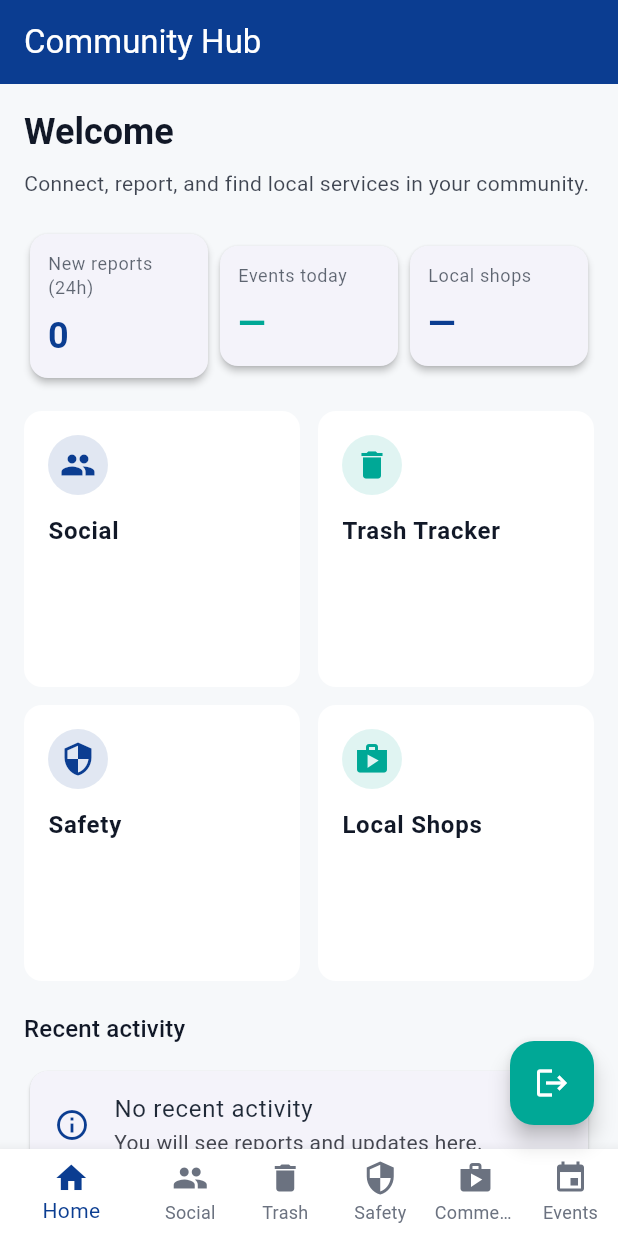
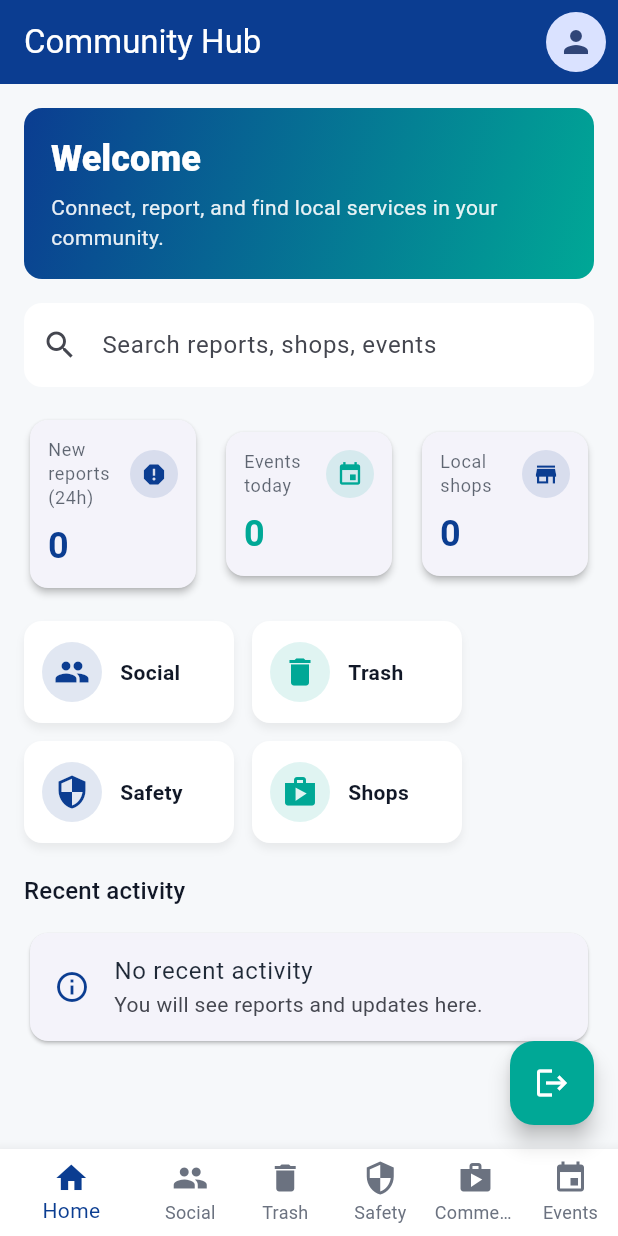
Before and after one commit to Thand0Mthethwa/Community-Development-App, a Flutter app: the screen it shows once a user with an empty profile is signed in, on a phone screen of 412 x 824 dp. Run offline on Flutter 3.47's test engine with Material 3 defaults, Android fonts, the phone set to English and light mode, and no system bars; our stand-ins replace cloud_firestore, firebase_auth, firebase_core; accounts and stored records are empty.

Commit message:
home kpi card fixed

```diff
--- a/comchat/lib/homepage.dart
+++ b/comchat/lib/homepage.dart
@@ -2,6 +2,8 @@ import 'package:flutter/material.dart';
 import 'package:comchat/navigation_service.dart';
 import 'package:comchat/FirestoreService.dart';
 import 'package:comchat/repositories/report_repository.dart';
+import 'package:comchat/repositories/event_repository.dart';
+import 'package:comchat/repositories/shop_repository.dart';
 import 'package:comchat/models/crime_report.dart';
 
 class Homepage extends StatelessWidget {
@@ -11,10 +13,22 @@ class Homepage extends StatelessWidget {
   Widget build(BuildContext context) {
     final theme = Theme.of(context);
   final repo = ReportRepository(FirestoreService());
+  final eventRepo = EventRepository();
+  final shopRepo = ShopRepository();
     return Scaffold(
       appBar: AppBar(
         title: Text('Community Hub'),
         elevation: 0,
+        actions: [
+          IconButton(
+            tooltip: 'Profile',
+            onPressed: () {
+              // profile action (expand later)
+              ScaffoldMessenger.of(context).showSnackBar(const SnackBar(content: Text('Profile tapped')));
+            },
+            icon: const CircleAvatar(child: Icon(Icons.person)),
+          ),
+        ],
       ),
       body: SafeArea(
         child: SingleChildScrollView(
@@ -22,43 +36,106 @@ class Homepage extends StatelessWidget {
           child: Column(
             crossAxisAlignment: CrossAxisAlignment.start,
             children: [
+              // Hero banner with brand gradient
+              Container(
+                width: double.infinity,
+                padding: const EdgeInsets.all(18),
+                decoration: BoxDecoration(
+                  gradient: LinearGradient(
+                    colors: [theme.colorScheme.primary, theme.colorScheme.secondary],
+                    begin: Alignment.topLeft,
+                    end: Alignment.bottomRight,
+                  ),
+                  borderRadius: BorderRadius.circular(12),
+                ),
+                child: Column(
+                  crossAxisAlignment: CrossAxisAlignment.start,
+                  children: [
                     Text(
                       'Welcome',
                       style: theme.textTheme.headlineSmall?.copyWith(
-                  fontWeight: FontWeight.w700,
+                        color: theme.colorScheme.onPrimary,
+                        fontWeight: FontWeight.w800,
                       ),
                     ),
-              const SizedBox(height: 8),
+                    const SizedBox(height: 6),
                     Text(
                       'Connect, report, and find local services in your community.',
                       style: theme.textTheme.bodyMedium?.copyWith(
-                  color: theme.colorScheme.onBackground.withOpacity(0.8),
+                        color: theme.colorScheme.onPrimary.withOpacity(0.9),
                       ),
                     ),
-              const SizedBox(height: 20),
+                  ],
+                ),
+              ),
+
+              const SizedBox(height: 16),
+
+              // Search field
+              TextField(
+                decoration: InputDecoration(
+                  hintText: 'Search reports, shops, events',
+                  prefixIcon: const Icon(Icons.search),
+                  filled: true,
+                  fillColor: theme.colorScheme.surface,
+                  border: OutlineInputBorder(
+                    borderRadius: BorderRadius.circular(12),
+                    borderSide: BorderSide.none,
+                  ),
+                ),
+                textInputAction: TextInputAction.search,
+                onSubmitted: (q) {
+                  ScaffoldMessenger.of(context).showSnackBar(SnackBar(content: Text('Search: $q')));
+                },
+              ),
+
+              const SizedBox(height: 18),
 
               // KPI cards
+              // KPI cards (responsive)
               StreamBuilder<int>(
                 stream: repo.watchReportCountSince(const Duration(days: 1)),
                 builder: (context, snapshot) {
                   final newReports = snapshot.data ?? 0;
                   return Row(
-                    mainAxisAlignment: MainAxisAlignment.spaceBetween,
                     children: [
-                      _KpiCard(
+                      Expanded(
+                        child: _KpiCard(
+                          icon: Icons.report,
                           label: 'New reports (24h)',
                           value: newReports.toString(),
                           color: theme.colorScheme.primary,
                         ),
-                      _KpiCard(
+                      ),
+                      const SizedBox(width: 12),
+                      Expanded(
+                        child: StreamBuilder<int>(
+                          stream: eventRepo.watchEventCountSince(const Duration(days: 1)),
+                          builder: (context, evSnap) {
+                            final eventsToday = evSnap.data ?? 0;
+                            return _KpiCard(
+                              icon: Icons.event,
                               label: 'Events today',
-                        value: '—',
+                              value: eventsToday.toString(),
                               color: theme.colorScheme.secondary,
+                            );
+                          },
                         ),
-                      _KpiCard(
+                      ),
+                      const SizedBox(width: 12),
+                      Expanded(
+                        child: StreamBuilder<int>(
+                          stream: shopRepo.watchShopCountSince(const Duration(days: 365 * 10)),
+                          builder: (context, sSnap) {
+                            final shops = sSnap.data ?? 0;
+                            return _KpiCard(
+                              icon: Icons.store,
                               label: 'Local shops',
-                        value: '—',
+                              value: shops.toString(),
                               color: theme.colorScheme.primary,
+                            );
+                          },
+                        ),
                       ),
                     ],
                   );
@@ -67,35 +144,32 @@ class Homepage extends StatelessWidget {
 
               const SizedBox(height: 18),
 
-              // Quick actions grid
-              GridView.count(
-                crossAxisCount: 2,
-                shrinkWrap: true,
-                physics: const NeverScrollableScrollPhysics(),
-                mainAxisSpacing: 12,
-                crossAxisSpacing: 12,
+              // Quick actions as compact CTA buttons
+              Wrap(
+                spacing: 12,
+                runSpacing: 12,
                 children: [
-                  _ActionCard(
+                  _CtaButton(
                     icon: Icons.people,
                     label: 'Social',
                     color: theme.colorScheme.primary,
                     onTap: () => _navigateTo(context, 1),
                   ),
-                  _ActionCard(
+                  _CtaButton(
                     icon: Icons.delete,
-                    label: 'Trash Tracker',
+                    label: 'Trash',
                     color: theme.colorScheme.secondary,
                     onTap: () => _navigateTo(context, 2),
                   ),
-                  _ActionCard(
+                  _CtaButton(
                     icon: Icons.security,
                     label: 'Safety',
                     color: theme.colorScheme.primary,
                     onTap: () => _navigateTo(context, 3),
                   ),
-                  _ActionCard(
+                  _CtaButton(
                     icon: Icons.shop,
-                    label: 'Local Shops',
+                    label: 'Shops',
                     color: theme.colorScheme.secondary,
                     onTap: () => _navigateTo(context, 4),
                   ),
@@ -158,13 +232,13 @@ class Homepage extends StatelessWidget {
   }
 }
 
-class _ActionCard extends StatelessWidget {
+class _CtaButton extends StatefulWidget {
   final IconData icon;
   final String label;
   final Color color;
   final VoidCallback onTap;
 
-  const _ActionCard({
+  const _CtaButton({
     required this.icon,
     required this.label,
     required this.color,
@@ -172,29 +246,70 @@ class _ActionCard extends StatelessWidget {
   });
 
   @override
+  State<_CtaButton> createState() => _CtaButtonState();
+}
+
+class _CtaButtonState extends State<_CtaButton> {
+  bool _pressed = false;
+
+  void _handleTapDown(TapDownDetails details) {
+    setState(() => _pressed = true);
+  }
+
+  void _handleTapUp(TapUpDetails details) {
+    setState(() => _pressed = false);
+  }
+
+  void _handleTapCancel() {
+    setState(() => _pressed = false);
+  }
+
+  @override
   Widget build(BuildContext context) {
     final theme = Theme.of(context);
-    return Material(
+    return SizedBox(
+      width: 140,
+      child: GestureDetector(
+        onTap: widget.onTap,
+        onTapDown: _handleTapDown,
+        onTapUp: _handleTapUp,
+        onTapCancel: _handleTapCancel,
+        child: AnimatedScale(
+          scale: _pressed ? 0.96 : 1.0,
+          duration: const Duration(milliseconds: 120),
+          curve: Curves.easeOut,
+          child: AnimatedContainer(
+            duration: const Duration(milliseconds: 120),
+            curve: Curves.easeOut,
+            decoration: BoxDecoration(
               color: theme.colorScheme.surface,
               borderRadius: BorderRadius.circular(12),
-      child: InkWell(
-        borderRadius: BorderRadius.circular(12),
-        onTap: onTap,
+              boxShadow: [
+                BoxShadow(
+                  color: Colors.black.withOpacity(_pressed ? 0.14 : 0.06),
+                  blurRadius: _pressed ? 10 : 4,
+                  offset: const Offset(0, 4),
+                ),
+              ],
+            ),
+            child: Material(
+              color: Colors.transparent,
               child: Padding(
-          padding: const EdgeInsets.all(16.0),
-          child: Column(
-            crossAxisAlignment: CrossAxisAlignment.start,
+                padding: const EdgeInsets.symmetric(vertical: 14.0, horizontal: 12.0),
+                child: Row(
                   children: [
                     CircleAvatar(
-                backgroundColor: color.withOpacity(0.12),
-                child: Icon(icon, color: color),
+                      backgroundColor: widget.color.withOpacity(0.12),
+                      child: Icon(widget.icon, color: widget.color),
                     ),
-              const SizedBox(height: 12),
-              Text(
-                label,
-                style: theme.textTheme.bodyLarge?.copyWith(fontWeight: FontWeight.w600),
+                    const SizedBox(width: 12),
+                    Expanded(
+                      child: Text(widget.label, style: theme.textTheme.bodyMedium?.copyWith(fontWeight: FontWeight.w600)),
                     ),
                   ],
+                ),
+              ),
+            ),
           ),
         ),
       ),
@@ -203,11 +318,13 @@ class _ActionCard extends StatelessWidget {
 }
 
 class _KpiCard extends StatelessWidget {
+  final IconData icon;
   final String label;
   final String value;
   final Color color;
 
   const _KpiCard({
+    required this.icon,
     required this.label,
     required this.value,
     required this.color,
@@ -216,8 +333,7 @@ class _KpiCard extends StatelessWidget {
   @override
   Widget build(BuildContext context) {
     final theme = Theme.of(context);
-    return Expanded(
-      child: Card(
+    return Card(
       elevation: 2,
       shape: RoundedRectangleBorder(borderRadius: BorderRadius.circular(12)),
       child: Padding(
@@ -225,11 +341,25 @@ class _KpiCard extends StatelessWidget {
         child: Column(
           crossAxisAlignment: CrossAxisAlignment.start,
           children: [
-              Text(label, style: theme.textTheme.bodySmall?.copyWith(color: theme.colorScheme.onSurface.withOpacity(0.7))),
-              const SizedBox(height: 8),
-              Text(value, style: theme.textTheme.headlineSmall?.copyWith(color: color, fontWeight: FontWeight.w700)),
+            Row(
+              children: [
+                Expanded(
+                  child: Text(label,
+                      style: theme.textTheme.bodySmall?.copyWith(
+                          color: theme.colorScheme.onSurface.withOpacity(0.7))),
+                ),
+                CircleAvatar(
+                  radius: 16,
+                  backgroundColor: color.withOpacity(0.12),
+                  child: Icon(icon, size: 18, color: color),
+                ),
               ],
             ),
+            const SizedBox(height: 8),
+            Text(value,
+                style: theme.textTheme.headlineSmall
+                    ?.copyWith(color: color, fontWeight: FontWeight.w700)),
+          ],
         ),
       ),
     );
--- /dev/null
+++ b/comchat/lib/repositories/event_repository.dart
@@ -0,0 +1,26 @@
+import 'package:cloud_firestore/cloud_firestore.dart';
+
+/// Simple repository for events collection. Keeps API similar to ReportRepository
+class EventRepository {
+  final String collectionPath;
+
+  EventRepository({this.collectionPath = 'events'});
+
+  Stream<List<Map<String, dynamic>>> watchLatestEvents({int limit = 10}) {
+  return FirebaseFirestore.instance
+    .collection(collectionPath)
+    .orderBy('startAt', descending: true)
+    .limit(limit)
+    .snapshots()
+    .map((snap) => snap.docs.map((d) => d.data()).toList());
+  }
+
+  Stream<int> watchEventCountSince(Duration since) {
+    final from = Timestamp.fromDate(DateTime.now().subtract(since));
+    return FirebaseFirestore.instance
+        .collection(collectionPath)
+        .where('createdAt', isGreaterThan: from)
+        .snapshots()
+        .map((snap) => snap.size);
+  }
+}
--- /dev/null
+++ b/comchat/lib/repositories/shop_repository.dart
@@ -0,0 +1,25 @@
+import 'package:cloud_firestore/cloud_firestore.dart';
+
+class ShopRepository {
+  final String collectionPath;
+
+  ShopRepository({this.collectionPath = 'shops'});
+
+  Stream<int> watchShopCountSince(Duration since) {
+    final from = Timestamp.fromDate(DateTime.now().subtract(since));
+    return FirebaseFirestore.instance
+        .collection(collectionPath)
+        .where('createdAt', isGreaterThan: from)
+        .snapshots()
+        .map((snap) => snap.size);
+  }
+
+  Stream<List<Map<String, dynamic>>> watchLatestShops({int limit = 10}) {
+    return FirebaseFirestore.instance
+        .collection(collectionPath)
+        .orderBy('createdAt', descending: true)
+        .limit(limit)
+        .snapshots()
+        .map((snap) => snap.docs.map((d) => d.data()).toList());
+  }
+}
```
Lines whose indentation alone changed are shown as unchanged.
